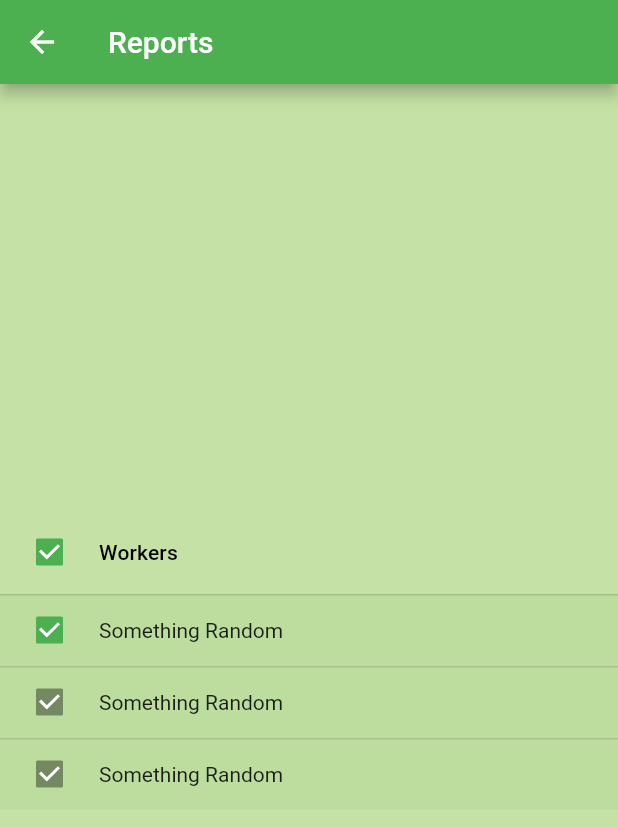
After one commit to ioanabedreag/SerraProject, a Flutter app: the UserPage screen opened directly, after a tap on "View reports", on a phone screen of 412 x 824 dp. The commit adds this screen. Shown: the top 827 px of the screen. Run offline on Flutter 3.47's test engine with Material 2 defaults, Android fonts, the phone set to English and light mode, and no system bars; missing offline and left inert: qrscan; network calls fail; project files that could hold a hidden picture were left out.

Commit message:
create reports page

```diff
--- a/flutter_farm/lib/login_page.dart
+++ b/flutter_farm/lib/login_page.dart
@@ -1,6 +1,7 @@
 import 'dart:async';
 import 'dart:convert';
 
+import 'package:flutter_farm/user_page.dart';
 import 'package:http/http.dart' as http;
 import 'package:flutter/material.dart';
 
@@ -41,7 +42,7 @@ class _LoginPageState extends State<LoginPage> {
     //   users = json.decode(jsonResult);
     // });
     Navigator.push(context,
-        MaterialPageRoute(builder: (context) => WorkerPage(title: "Worker")));
+        MaterialPageRoute(builder: (context) => UserPage(title: "Worker")));
     return null;
   }
 
--- /dev/null
+++ b/flutter_farm/lib/reports_page.dart
@@ -0,0 +1,48 @@
+import 'package:flutter/material.dart';
+
+class ReportsPage extends StatefulWidget {
+  ReportsPage({Key key, this.title}) : super(key: key);
+
+  final String title;
+
+  @override
+  _ReportsPageState createState() => _ReportsPageState();
+}
+
+class _ReportsPageState extends State<ReportsPage> {
+  @override
+  void initState() {
+    super.initState();
+  }
+
+  @override
+  Widget build(BuildContext context) {
+    return Scaffold(
+      backgroundColor: Colors.lightGreen[200],
+      appBar: AppBar(
+        title: Text(widget.title),
+      ),
+      body: Center(
+          child: DataTable(
+        columns: [
+          DataColumn(label: Text('Workers')),
+        ],
+        rows: [
+          DataRow(
+            cells: [DataCell(Text('Something Random'))],
+            selected: true,
+            onSelectChanged: (value) {
+              setState(() {});
+              // Navigator.push(
+              //     context,
+              //     MaterialPageRoute(
+              //         builder: (context) => UserPage(title: "Worker")));
+            },
+          ),
+          DataRow(cells: [DataCell(Text('Something Random'))], selected: true),
+          DataRow(cells: [DataCell(Text('Something Random'))], selected: true)
+        ],
+      )),
+    );
+  }
+}
--- /dev/null
+++ b/flutter_farm/lib/user_page.dart
@@ -0,0 +1,68 @@
+import 'package:flutter/material.dart';
+
+import 'package:flutter_farm/reports_page.dart';
+import 'package:flutter_farm/worker_page.dart';
+
+class UserPage extends StatefulWidget {
+  UserPage({Key key, this.title}) : super(key: key);
+
+  final String title;
+
+  @override
+  _UserPageState createState() => _UserPageState();
+}
+
+class _UserPageState extends State<UserPage> {
+  @override
+  void initState() {
+    super.initState();
+  }
+
+  @override
+  Widget build(BuildContext context) {
+    return Scaffold(
+      backgroundColor: Colors.lightGreen[200],
+      appBar: AppBar(
+        title: Text(widget.title),
+      ),
+      body: Center(
+        child: Column(
+          children: <Widget>[
+            Column(
+              children: <Widget>[
+                RaisedButton(
+                  elevation: 90,
+                  color: Colors.white,
+                  textColor: Colors.black,
+                  shape: RoundedRectangleBorder(
+                      borderRadius: BorderRadius.circular(15)),
+                  onPressed: () {
+                    Navigator.push(context,
+                        MaterialPageRoute(builder: (context) => WorkerPage()));
+                  },
+                  child: Text('Scan QR Code'),
+                ),
+                RaisedButton(
+                  elevation: 90,
+                  color: Colors.white,
+                  textColor: Colors.black,
+                  shape: RoundedRectangleBorder(
+                      borderRadius: BorderRadius.circular(15)),
+                  onPressed: () {
+                    Navigator.push(
+                        context,
+                        MaterialPageRoute(
+                            builder: (context) => ReportsPage(
+                                  title: 'Reports',
+                                )));
+                  },
+                  child: Text('View reports'),
+                ),
+              ],
+            ),
+          ],
+        ),
+      ),
+    );
+  }
+}
```
